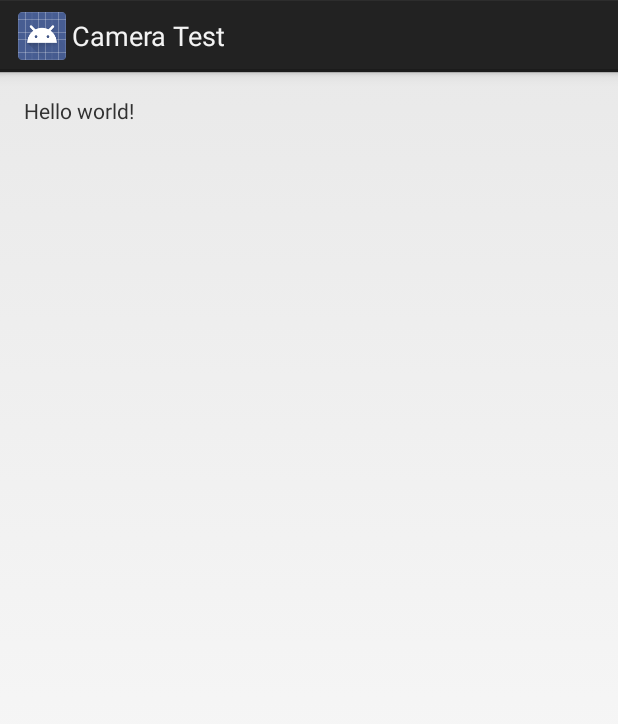
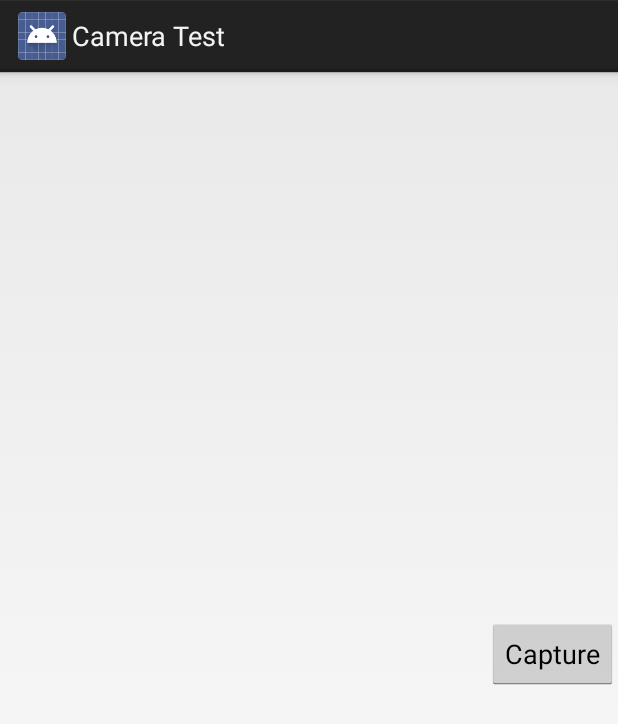
Before and after one commit to MattHeard/Dogbot, an Android app: the layout activity_main.xml on its own in the app's theme, with its tools: preview values and no code run, on a phone screen of 412 x 824 dp. Shown: the top 724 px of the screen. Run offline under Robolectric (Android 15) with nearby library versions, the phone set to English and light mode, and no system bars.

Commit message:
Finished basic camera test app.

```diff
--- a/android/CameraTest/app/src/main/res/layout/activity_main.xml
+++ b/android/CameraTest/app/src/main/res/layout/activity_main.xml
@@ -1,11 +1,21 @@
-<RelativeLayout xmlns:android="http://schemas.android.com/apk/res/android"
-    xmlns:tools="http://schemas.android.com/tools" android:layout_width="match_parent"
-    android:layout_height="match_parent" android:paddingLeft="@dimen/activity_horizontal_margin"
-    android:paddingRight="@dimen/activity_horizontal_margin"
-    android:paddingTop="@dimen/activity_vertical_margin"
-    android:paddingBottom="@dimen/activity_vertical_margin" tools:context=".MainActivity">
+<?xml version="1.0" encoding="utf-8"?>
+<LinearLayout xmlns:android="http://schemas.android.com/apk/res/android"
+    android:orientation="horizontal"
+    android:layout_width="fill_parent"
+    android:layout_height="fill_parent"
+    >
+    <FrameLayout
+        android:id="@+id/camera_preview"
+        android:layout_width="fill_parent"
+        android:layout_height="fill_parent"
+        android:layout_weight="1"
+        />
 
-    <TextView android:text="@string/hello_world" android:layout_width="wrap_content"
-        android:layout_height="wrap_content" />
-
-</RelativeLayout>
+    <Button
+        android:id="@+id/button_capture"
+        android:text="Capture"
+        android:layout_width="wrap_content"
+        android:layout_height="wrap_content"
+        android:layout_gravity="center"
+        />
+</LinearLayout>
```
Also changed, not shown: android/CameraTest/app/src/main/AndroidManifest.xml (+10 -4 lines), android/CameraTest/app/src/main/java/nz/co/deuteriumlabs/cameratest/CameraPreview.java (added, +58 -0 lines), android/CameraTest/app/src/main/java/nz/co/deuteriumlabs/cameratest/MainActivity.java (+144 -0 lines), 1 other file.
